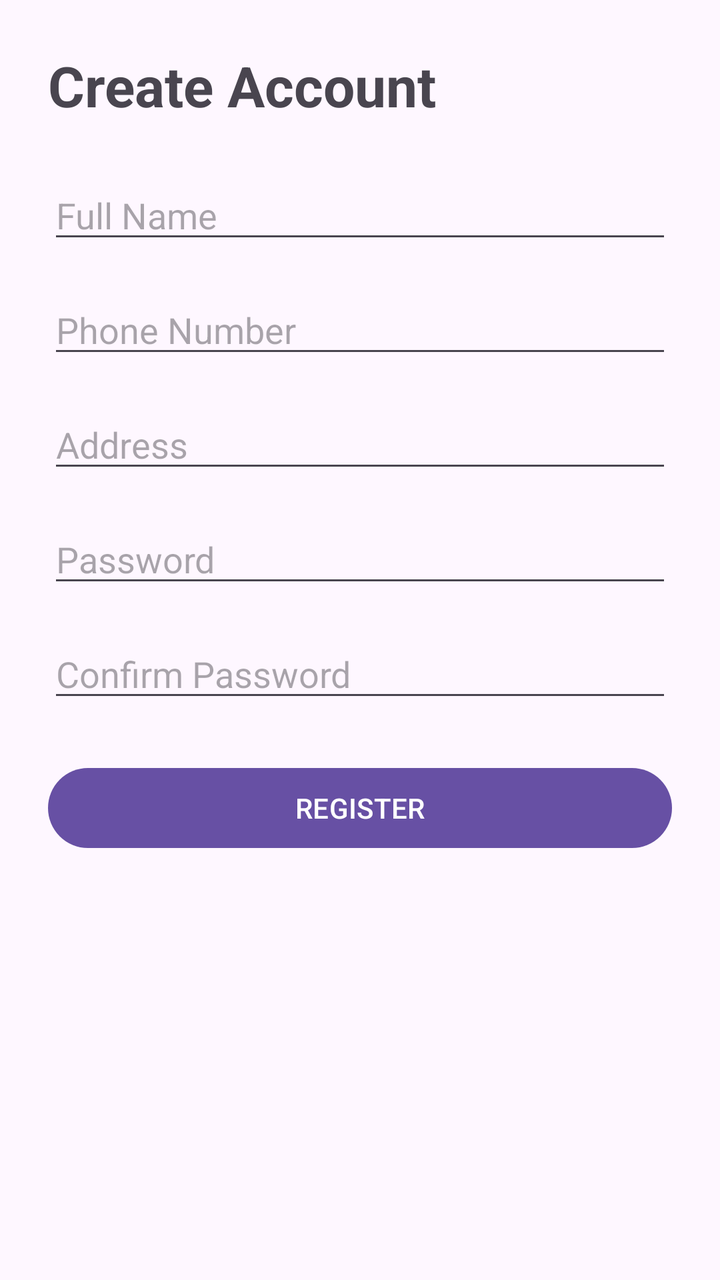
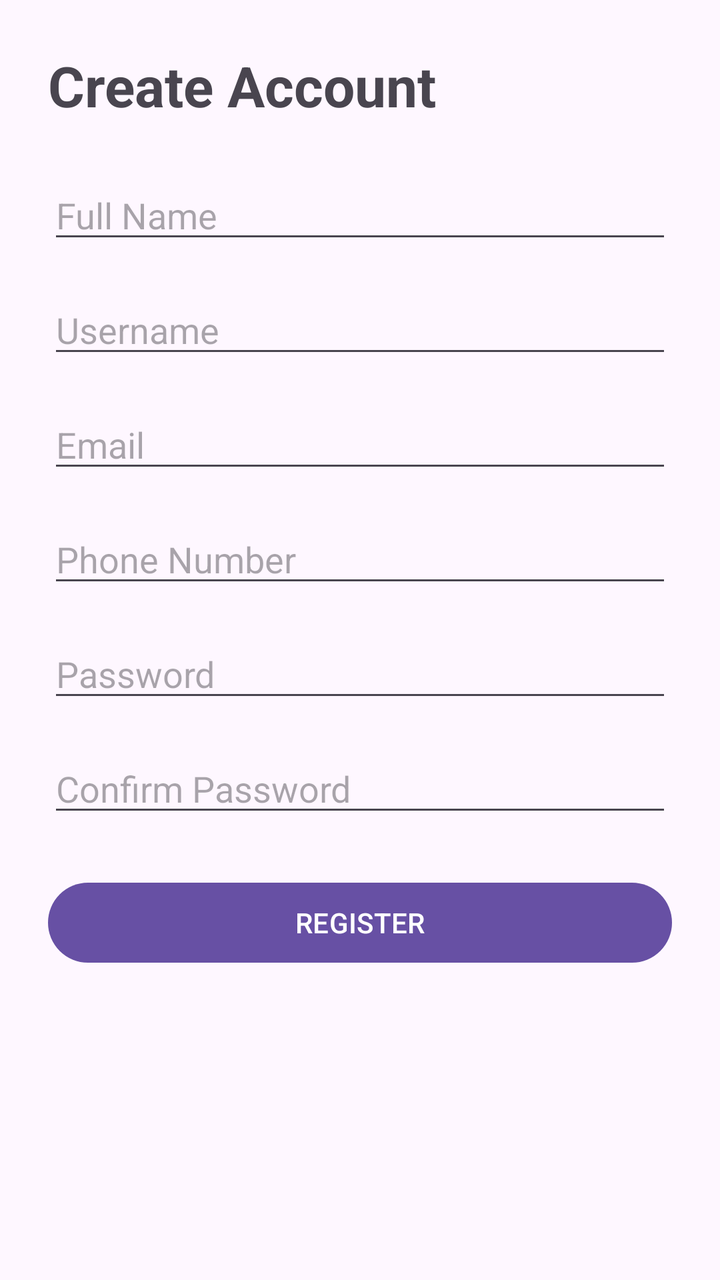

The first picture is an Android layout as it rendered before a commit; the second is the same layout after the commit. The layout source and the unified diff follow.
<!-- AndroidManifest.xml: application theme Theme.PharmaGo -->
<!-- res/layout/activity_register.xml -->
<?xml version="1.0" encoding="utf-8"?>
<ScrollView xmlns:android="http://schemas.android.com/apk/res/android"
    android:layout_width="match_parent"
    android:layout_height="match_parent">

    <LinearLayout
        android:layout_width="match_parent"
        android:layout_height="wrap_content"
        android:orientation="vertical"
        android:padding="24dp">

        <TextView
            android:layout_width="wrap_content"
            android:layout_height="wrap_content"
            android:text="Create Account"
            android:textSize="28sp"
            android:textStyle="bold"
            android:layout_marginBottom="24dp" />

        <EditText
            android:id="@+id/etName"
            android:layout_width="match_parent"
            android:layout_height="wrap_content"
            android:hint="Full Name"
            android:inputType="textPersonName" />

        <EditText
            android:id="@+id/etRegisterPhone"
            android:layout_width="match_parent"
            android:layout_height="wrap_content"
            android:hint="Phone Number"
            android:inputType="phone"
            android:layout_marginTop="16dp" />

        <EditText
            android:id="@+id/etAddress"
            android:layout_width="match_parent"
            android:layout_height="wrap_content"
            android:hint="Address"
            android:inputType="textPostalAddress"
            android:layout_marginTop="16dp" />

        <EditText
            android:id="@+id/etRegisterPassword"
            android:layout_width="match_parent"
            android:layout_height="wrap_content"
            android:hint="Password"
            android:inputType="textPassword"
            android:layout_marginTop="16dp" />

        <EditText
            android:id="@+id/etConfirmPassword"
            android:layout_width="match_parent"
            android:layout_height="wrap_content"
            android:hint="Confirm Password"
            android:inputType="textPassword"
            android:layout_marginTop="16dp" />

        <Button
            android:id="@+id/btnRegister"
            android:layout_width="match_parent"
            android:layout_height="wrap_content"
            android:text="REGISTER"
            android:layout_marginTop="24dp" />

    </LinearLayout>

</ScrollView>
<!-- resources referenced by this layout -->
<resources>
  <style name="Theme.PharmaGo" parent="Base.Theme.PharmaGo" />
  <style name="Base.Theme.PharmaGo" parent="Theme.Material3.DayNight.NoActionBar">
          
          
      </style>
</resources>

<!-- the commit's change to res/layout/activity_register.xml (unified diff, before → after) -->
@@ -18,11 +18,27 @@
             android:layout_marginBottom="24dp" />
 
         <EditText
-            android:id="@+id/etName"
+            android:id="@+id/etFullName"
             android:layout_width="match_parent"
             android:layout_height="wrap_content"
             android:hint="Full Name"
             android:inputType="textPersonName" />
+
+        <EditText
+            android:id="@+id/etUsername"
+            android:layout_width="match_parent"
+            android:layout_height="wrap_content"
+            android:hint="Username"
+            android:inputType="text"
+            android:layout_marginTop="16dp" />
+
+        <EditText
+            android:id="@+id/etEmail"
+            android:layout_width="match_parent"
+            android:layout_height="wrap_content"
+            android:hint="Email"
+            android:inputType="textEmailAddress"
+            android:layout_marginTop="16dp" />
 
         <EditText
             android:id="@+id/etRegisterPhone"
@@ -30,14 +46,6 @@
             android:layout_height="wrap_content"
             android:hint="Phone Number"
             android:inputType="phone"
-            android:layout_marginTop="16dp" />
-
-        <EditText
-            android:id="@+id/etAddress"
-            android:layout_width="match_parent"
-            android:layout_height="wrap_content"
-            android:hint="Address"
-            android:inputType="textPostalAddress"
             android:layout_marginTop="16dp" />
 
         <EditText
